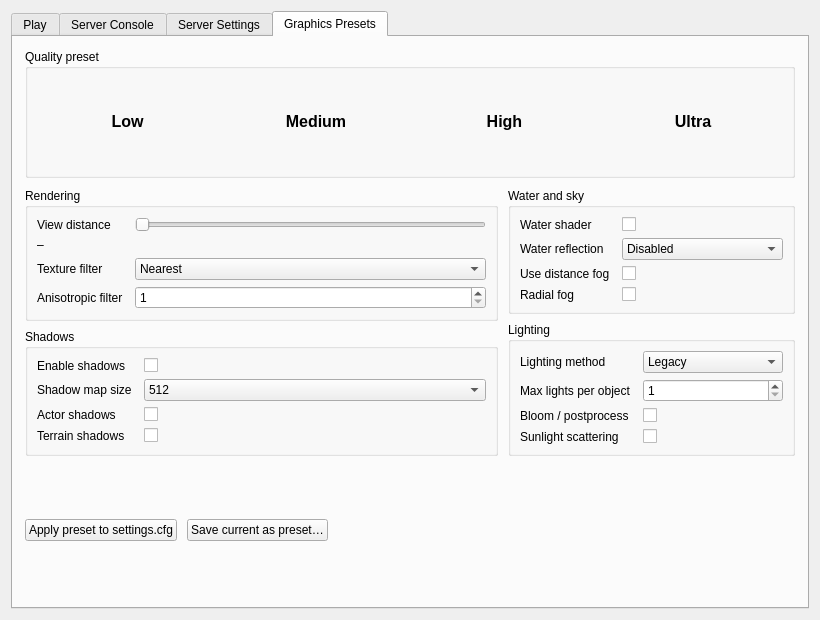
Above: files/ui/playpage.ui from MrZer0x0/TES3MP before the change. Below: the same form after it.
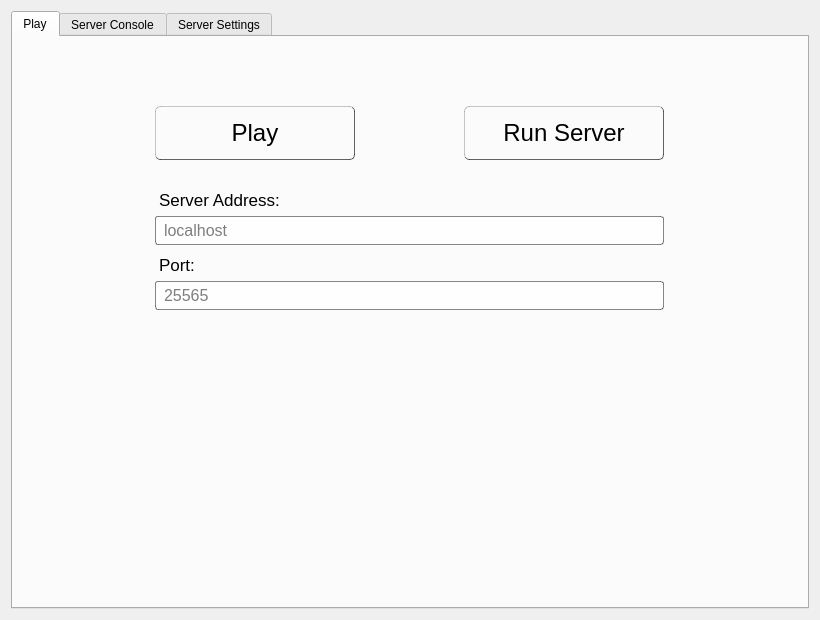
That is the form after the change. The open tabs and pages were chosen to show the change.

Patch:
```diff
--- a/files/ui/playpage.ui
+++ b/files/ui/playpage.ui
@@ -448,226 +448,6 @@
        </item>
       </layout>
      </widget>
-     <widget class="QWidget" name="graphicsPresetsTab">
-      <attribute name="title">
-       <string>Graphics Presets</string>
-      </attribute>
-      <layout class="QVBoxLayout" name="graphicsPresetsTabLayout">
-       <property name="spacing"><number>10</number></property>
-       <property name="leftMargin"><number>12</number></property>
-       <property name="topMargin"><number>12</number></property>
-       <property name="rightMargin"><number>12</number></property>
-       <property name="bottomMargin"><number>12</number></property>
-       <item>
-        <widget class="QGroupBox" name="graphicsPresetGroupBox">
-         <property name="title"><string>Quality preset</string></property>
-         <layout class="QHBoxLayout" name="graphicsPresetLayout">
-          <property name="spacing"><number>8</number></property>
-          <item>
-           <widget class="QPushButton" name="presetLowButton">
-            <property name="text"><string>Low</string></property>
-            <property name="minimumHeight"><number>44</number></property>
-            <property name="checkable"><bool>true</bool></property>
-            <property name="styleSheet">
-             <string notr="true">QPushButton { font-size: 12pt; font-weight: 600; border-radius: 4px; }
-QPushButton:checked { background: #2e7d32; color: white; border: 2px solid #1b5e20; }</string>
-            </property>
-           </widget>
-          </item>
-          <item>
-           <widget class="QPushButton" name="presetMediumButton">
-            <property name="text"><string>Medium</string></property>
-            <property name="minimumHeight"><number>44</number></property>
-            <property name="checkable"><bool>true</bool></property>
-            <property name="styleSheet">
-             <string notr="true">QPushButton { font-size: 12pt; font-weight: 600; border-radius: 4px; }
-QPushButton:checked { background: #1565c0; color: white; border: 2px solid #0d47a1; }</string>
-            </property>
-           </widget>
-          </item>
-          <item>
-           <widget class="QPushButton" name="presetHighButton">
-            <property name="text"><string>High</string></property>
-            <property name="minimumHeight"><number>44</number></property>
-            <property name="checkable"><bool>true</bool></property>
-            <property name="styleSheet">
-             <string notr="true">QPushButton { font-size: 12pt; font-weight: 600; border-radius: 4px; }
-QPushButton:checked { background: #6a1b9a; color: white; border: 2px solid #4a148c; }</string>
-            </property>
-           </widget>
-          </item>
-          <item>
-           <widget class="QPushButton" name="presetUltraButton">
-            <property name="text"><string>Ultra</string></property>
-            <property name="minimumHeight"><number>44</number></property>
-            <property name="checkable"><bool>true</bool></property>
-            <property name="styleSheet">
-             <string notr="true">QPushButton { font-size: 12pt; font-weight: 600; border-radius: 4px; }
-QPushButton:checked { background: #b71c1c; color: white; border: 2px solid #7f0000; }</string>
-            </property>
-           </widget>
-          </item>
-         </layout>
-        </widget>
-       </item>
-       <item>
-        <layout class="QHBoxLayout" name="graphicsDetailColumnsLayout">
-         <property name="spacing"><number>10</number></property>
-         <item>
-          <layout class="QVBoxLayout" name="graphicsLeftColumnLayout">
-           <property name="spacing"><number>8</number></property>
-           <item>
-            <widget class="QGroupBox" name="renderingGroupBox">
-             <property name="title"><string>Rendering</string></property>
-             <layout class="QFormLayout" name="renderingFormLayout">
-              <property name="horizontalSpacing"><number>12</number></property>
-              <property name="verticalSpacing"><number>6</number></property>
-              <item row="0" column="0"><widget class="QLabel" name="label_renderDistance"><property name="text"><string>View distance</string></property></widget></item>
-              <item row="0" column="1">
-               <widget class="QSlider" name="viewDistanceSlider">
-                <property name="orientation"><enum>Qt::Horizontal</enum></property>
-                <property name="minimum"><number>1000</number></property>
-                <property name="maximum"><number>100000</number></property>
-                <property name="singleStep"><number>1000</number></property>
-               </widget>
-              </item>
-              <item row="1" column="0"><widget class="QLabel" name="label_viewDistanceValue"><property name="text"><string>–</string></property></widget></item>
-              <item row="1" column="1"><spacer name="sp1"><property name="orientation"><enum>Qt::Horizontal</enum></property><property name="sizeHint" stdset="0"><size><width>0</width><height>0</height></size></property></spacer></item>
-              <item row="2" column="0"><widget class="QLabel" name="label_textureFilter"><property name="text"><string>Texture filter</string></property></widget></item>
-              <item row="2" column="1">
-               <widget class="QComboBox" name="textureFilterComboBox">
-                <item><property name="text"><string>Nearest</string></property><property name="userData" stdset="0"><string>nearest</string></property></item>
-                <item><property name="text"><string>Bilinear</string></property><property name="userData" stdset="0"><string>linear</string></property></item>
-                <item><property name="text"><string>Trilinear</string></property><property name="userData" stdset="0"><string>trilinear</string></property></item>
-               </widget>
-              </item>
-              <item row="3" column="0"><widget class="QLabel" name="label_anisotropy"><property name="text"><string>Anisotropic filter</string></property></widget></item>
-              <item row="3" column="1">
-               <widget name="anisotropySpinBox" class="QSpinBox">
-                <property name="minimum"><number>1</number></property>
-                <property name="maximum"><number>16</number></property>
-               </widget>
-              </item>
-             </layout>
-            </widget>
-           </item>
-           <item>
-            <widget class="QGroupBox" name="shadowsGroupBox">
-             <property name="title"><string>Shadows</string></property>
-             <layout class="QFormLayout" name="shadowsFormLayout">
-              <property name="horizontalSpacing"><number>12</number></property>
-              <property name="verticalSpacing"><number>6</number></property>
-              <item row="0" column="0"><widget class="QLabel" name="label_shadows"><property name="text"><string>Enable shadows</string></property></widget></item>
-              <item row="0" column="1"><widget class="QCheckBox" name="shadowsCheckBox"><property name="text"><string/></property></widget></item>
-              <item row="1" column="0"><widget class="QLabel" name="label_shadowRes"><property name="text"><string>Shadow map size</string></property></widget></item>
-              <item row="1" column="1">
-               <widget class="QComboBox" name="shadowResComboBox">
-                <item><property name="text"><string>512</string></property><property name="userData" stdset="0"><string>512</string></property></item>
-                <item><property name="text"><string>1024</string></property><property name="userData" stdset="0"><string>1024</string></property></item>
-                <item><property name="text"><string>2048</string></property><property name="userData" stdset="0"><string>2048</string></property></item>
-                <item><property name="text"><string>4096</string></property><property name="userData" stdset="0"><string>4096</string></property></item>
-               </widget>
-              </item>
-              <item row="2" column="0"><widget class="QLabel" name="label_actorShadows"><property name="text"><string>Actor shadows</string></property></widget></item>
-              <item row="2" column="1"><widget class="QCheckBox" name="actorShadowsCheckBox"><property name="text"><string/></property></widget></item>
-              <item row="3" column="0"><widget class="QLabel" name="label_terrainShadows"><property name="text"><string>Terrain shadows</string></property></widget></item>
-              <item row="3" column="1"><widget class="QCheckBox" name="terrainShadowsCheckBox"><property name="text"><string/></property></widget></item>
-             </layout>
-            </widget>
-           </item>
-          </layout>
-         </item>
-         <item>
-          <layout class="QVBoxLayout" name="graphicsRightColumnLayout">
-           <property name="spacing"><number>8</number></property>
-           <item>
-            <widget class="QGroupBox" name="waterGroupBox">
-             <property name="title"><string>Water and sky</string></property>
-             <layout class="QFormLayout" name="waterFormLayout">
-              <property name="horizontalSpacing"><number>12</number></property>
-              <property name="verticalSpacing"><number>6</number></property>
-              <item row="0" column="0"><widget class="QLabel" name="label_waterShader"><property name="text"><string>Water shader</string></property></widget></item>
-              <item row="0" column="1"><widget class="QCheckBox" name="waterShaderCheckBox"><property name="text"><string/></property></widget></item>
-              <item row="1" column="0"><widget class="QLabel" name="label_waterReflection"><property name="text"><string>Water reflection</string></property></widget></item>
-              <item row="1" column="1">
-               <widget class="QComboBox" name="waterReflectionComboBox">
-                <item><property name="text"><string>Disabled</string></property><property name="userData" stdset="0"><string>0</string></property></item>
-                <item><property name="text"><string>Low</string></property><property name="userData" stdset="0"><string>1</string></property></item>
-                <item><property name="text"><string>Medium</string></property><property name="userData" stdset="0"><string>2</string></property></item>
-                <item><property name="text"><string>High</string></property><property name="userData" stdset="0"><string>3</string></property></item>
-               </widget>
-              </item>
-              <item row="2" column="0"><widget class="QLabel" name="label_fog"><property name="text"><string>Use distance fog</string></property></widget></item>
-              <item row="2" column="1"><widget class="QCheckBox" name="fogCheckBox"><property name="text"><string/></property></widget></item>
-              <item row="3" column="0"><widget class="QLabel" name="label_radialFog"><property name="text"><string>Radial fog</string></property></widget></item>
-              <item row="3" column="1"><widget class="QCheckBox" name="radialFogCheckBox"><property name="text"><string/></property></widget></item>
-             </layout>
-            </widget>
-           </item>
-           <item>
-            <widget class="QGroupBox" name="lightingGroupBox">
-             <property name="title"><string>Lighting</string></property>
-             <layout class="QFormLayout" name="lightingFormLayout">
-              <property name="horizontalSpacing"><number>12</number></property>
-              <property name="verticalSpacing"><number>6</number></property>
-              <item row="0" column="0"><widget class="QLabel" name="label_lightingMode"><property name="text"><string>Lighting method</string></property></widget></item>
-              <item row="0" column="1">
-               <widget class="QComboBox" name="lightingModeComboBox">
-                <item><property name="text"><string>Legacy</string></property><property name="userData" stdset="0"><string>legacy</string></property></item>
-                <item><property name="text"><string>Shaders</string></property><property name="userData" stdset="0"><string>shaders compatibility</string></property></item>
-                <item><property name="text"><string>Shaders (instanced)</string></property><property name="userData" stdset="0"><string>shaders</string></property></item>
-               </widget>
-              </item>
-              <item row="1" column="0"><widget class="QLabel" name="label_maxLights"><property name="text"><string>Max lights per object</string></property></widget></item>
-              <item row="1" column="1">
-               <widget name="maxLightsSpinBox" class="QSpinBox">
-                <property name="minimum"><number>1</number></property>
-                <property name="maximum"><number>64</number></property>
-               </widget>
-              </item>
-              <item row="2" column="0"><widget class="QLabel" name="label_bloom"><property name="text"><string>Bloom / postprocess</string></property></widget></item>
-              <item row="2" column="1"><widget class="QCheckBox" name="bloomCheckBox"><property name="text"><string/></property></widget></item>
-              <item row="3" column="0"><widget class="QLabel" name="label_sunlight"><property name="text"><string>Sunlight scattering</string></property></widget></item>
-              <item row="3" column="1"><widget class="QCheckBox" name="sunlightScatteringCheckBox"><property name="text"><string/></property></widget></item>
-             </layout>
-            </widget>
-           </item>
-          </layout>
-         </item>
-        </layout>
-       </item>
-       <item>
-        <layout class="QHBoxLayout" name="graphicsPresetActionLayout">
-         <item>
-          <widget class="QPushButton" name="applyGraphicsPresetButton">
-           <property name="text"><string>Apply preset to settings.cfg</string></property>
-           <property name="minimumHeight"><number>32</number></property>
-          </widget>
-         </item>
-         <item>
-          <widget class="QPushButton" name="saveGraphicsPresetButton">
-           <property name="text"><string>Save current as preset…</string></property>
-           <property name="minimumHeight"><number>32</number></property>
-          </widget>
-         </item>
-         <item>
-          <spacer name="graphicsPresetSpacer">
-           <property name="orientation"><enum>Qt::Horizontal</enum></property>
-           <property name="sizeHint" stdset="0"><size><width>40</width><height>20</height></size></property>
-          </spacer>
-         </item>
-         <item>
-          <widget class="QLabel" name="graphicsPresetStatusLabel">
-           <property name="styleSheet">
-            <string notr="true">font-size: 11px; color: palette(mid);</string>
-           </property>
-           <property name="text"><string/></property>
-          </widget>
-         </item>
-        </layout>
-       </item>
-      </layout>
-     </widget>
     </widget>
    </item>
   </layout>
```
Left out of the diff: 295 changed lines with no effect on the pictures.
